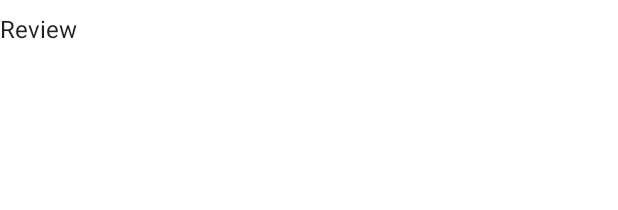
After one commit to satriomuslim/NetworkRetrofit, an Android app: the layout item_review.xml on its own in the app's theme, with its tools: preview values and no code run, on a phone screen of 412 x 824 dp. The commit adds this screen. Shown: the top 210 px of the screen. Run offline under Robolectric (Android 15) with nearby library versions, the phone set to English and light mode, and no system bars.

Commit message:
show retrofit list

```diff
--- a/app/build.gradle
+++ b/app/build.gradle
@@ -45,8 +45,8 @@ dependencies {
     androidTestImplementation 'androidx.test.ext:junit:1.1.5'
     androidTestImplementation 'androidx.test.espresso:espresso-core:3.5.1'
 
-    implementation 'com.github.bumptech.glide:glide:4.15.1'
+    implementation 'com.github.bumptech.glide:glide:4.13.1'
     implementation 'com.squareup.retrofit2:retrofit:2.9.0'
     implementation "com.squareup.retrofit2:converter-gson:2.9.0"
-    implementation "com.squareup.okhttp3:logging-interceptor:5.0.0-alpha.6"
+    implementation "com.squareup.okhttp3:logging-interceptor:4.9.0"
 }
--- a/app/src/main/AndroidManifest.xml
+++ b/app/src/main/AndroidManifest.xml
@@ -1,6 +1,8 @@
 <?xml version="1.0" encoding="utf-8"?>
 <manifest xmlns:android="http://schemas.android.com/apk/res/android"
     xmlns:tools="http://schemas.android.com/tools">
+
+    <uses-permission android:name="android.permission.INTERNET"/>
 
     <application
         android:allowBackup="true"
--- /dev/null
+++ b/app/src/main/res/layout/item_review.xml
@@ -0,0 +1,11 @@
+<?xml version="1.0" encoding="utf-8"?>
+<TextView xmlns:android="http://schemas.android.com/apk/res/android"
+    xmlns:tools="http://schemas.android.com/tools"
+    android:id="@+id/tvItem"
+    android:layout_width="match_parent"
+    android:layout_height="wrap_content"
+    android:gravity="center_vertical"
+    android:paddingTop="8dp"
+    android:paddingBottom="8dp"
+    android:textAppearance="?android:attr/textAppearanceListItemSmall"
+    tools:text="Review" />
```
Also changed, not shown: app/src/main/java/com/example/networkretrofit/ui/MainActivity.kt (+94 -2 lines), app/src/main/java/com/example/networkretrofit/ui/ReviewAdapter.kt (added, +42 -0 lines).
